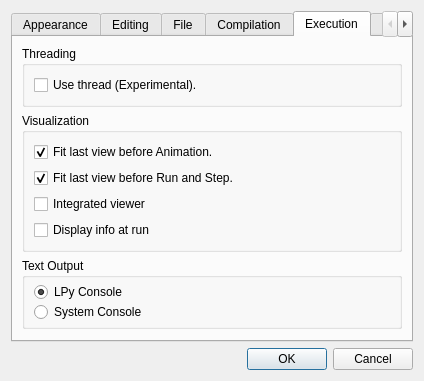
Before: the Qt Designer form src/openalea/lpy/gui/lpyprefwidget.ui in openalea/lpy, drawn with Qt 5.
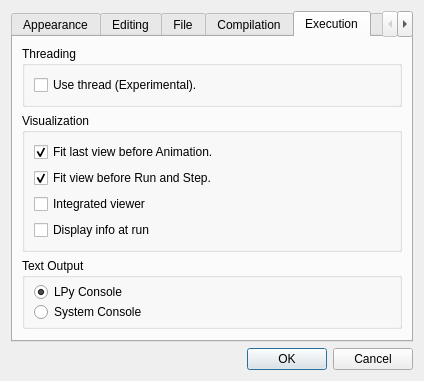
After: the same form once the commit is applied. The open tabs and pages were chosen to show the change.

```diff
--- a/src/openalea/lpy/gui/lpyprefwidget.ui
+++ b/src/openalea/lpy/gui/lpyprefwidget.ui
@@ -459,7 +459,7 @@
           <item>
            <widget class="QCheckBox" name="fitViewRunEdit">
             <property name="text">
-             <string>Fit last view before Run and Step.</string>
+             <string>Fit view before Run and Step.</string>
             </property>
             <property name="checked">
              <bool>true</bool>
```
